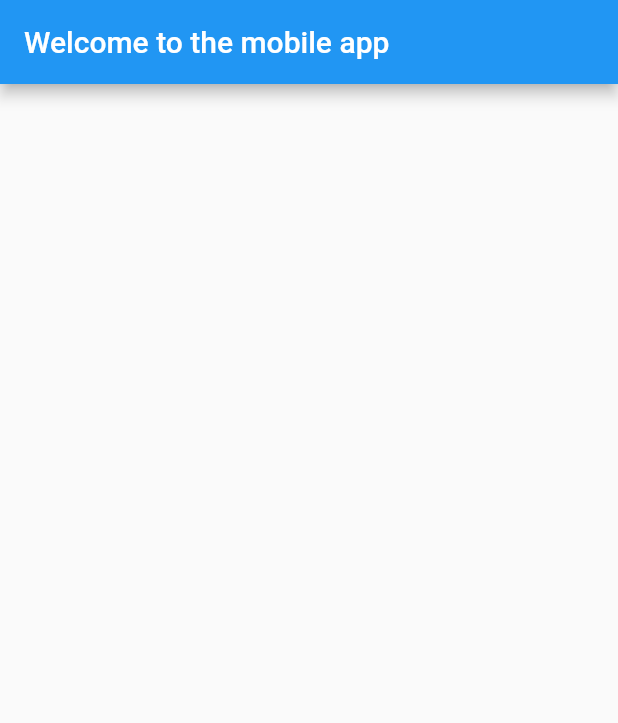
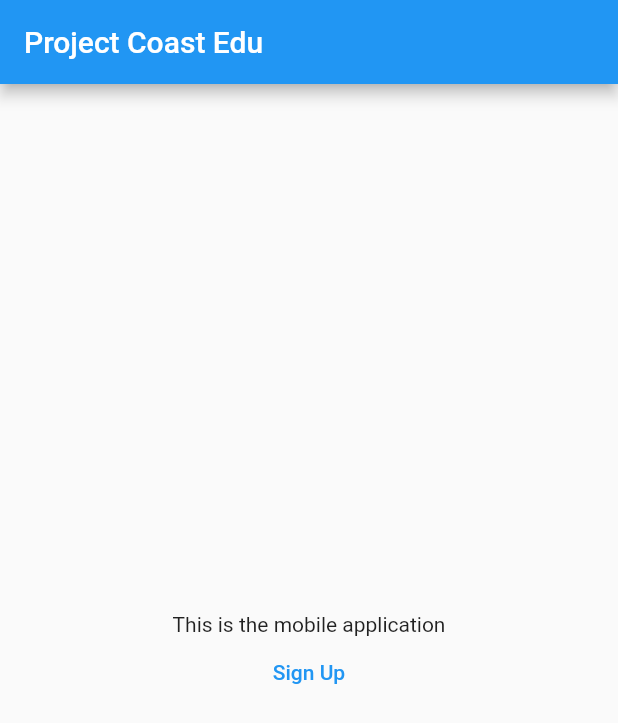
Before and after one commit to danielmc02/Project-Coast-Edu, a Flutter app: the screen it shows after launch, on a phone screen of 412 x 824 dp. Shown: the top 723 px of the screen. Run offline on Flutter 3.47's test engine with Material 2 defaults, Android fonts, the light colour scheme and no system bars.

Commit message:
Master reference (#3)
* Added body to mobile application

* Added header to show ownership

* Added text button to be integrated with Apiservice

* Updated Header

---------

Co-authored-by: Snippy <digity63@gmail.com>

```diff
--- a/Frontend/mobile/frontend_mobile_app/lib/main.dart
+++ b/Frontend/mobile/frontend_mobile_app/lib/main.dart
@@ -1,7 +1,9 @@
+/*
+  Mobile Leader: DanielAtOcc (digity63@gmail.com)
+*/
 import 'package:flutter/material.dart';
 
-void main()
-{
+void main() {
   runApp(const RootApp());
 }
 
@@ -12,7 +14,20 @@ class RootApp extends StatelessWidget {
   Widget build(BuildContext context) {
     return MaterialApp(
       home: Scaffold(
-      appBar: AppBar(title: Text("Welcome to the mobile app"),),
+        appBar: AppBar(
+          title: Text("Project Coast Edu"),
+        ),
+        body: Container(
+          width: MediaQuery.of(context).size.width,
+          child: Column(mainAxisAlignment: MainAxisAlignment.center,crossAxisAlignment: CrossAxisAlignment.center,mainAxisSize: MainAxisSize.max,
+            children: [
+              Center(
+                child: Text("This is the mobile application"),
+              ),
+              TextButton(onPressed: (){}, child: Text("Sign Up"))
+            ],
+          ),
+        ),
       ),
     );
   }
```
